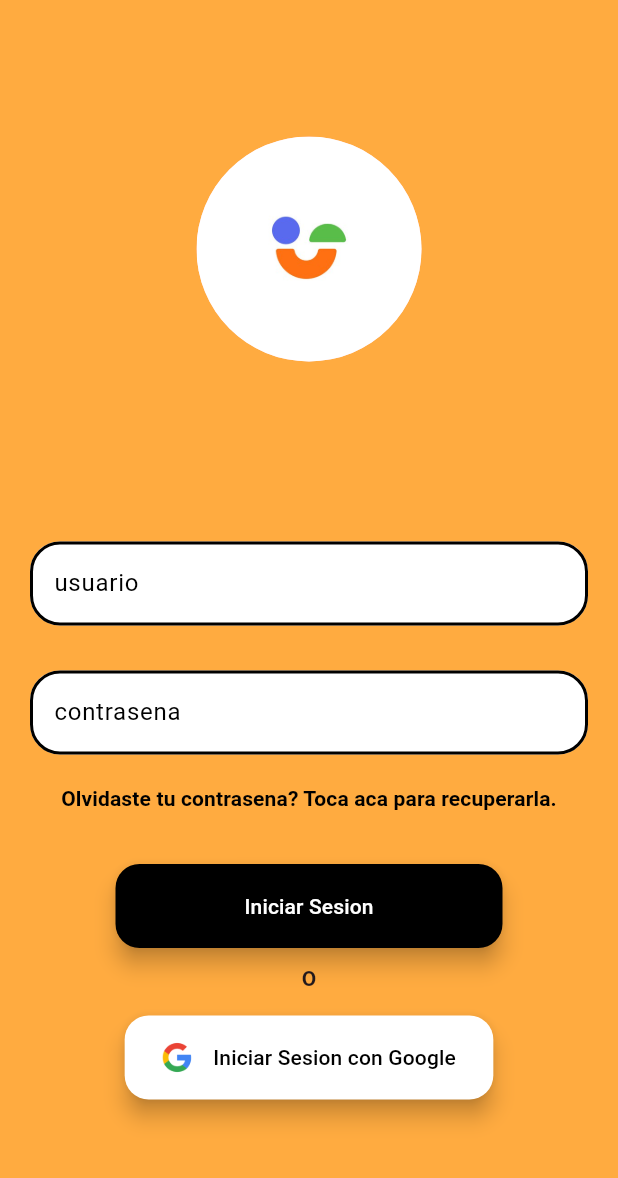
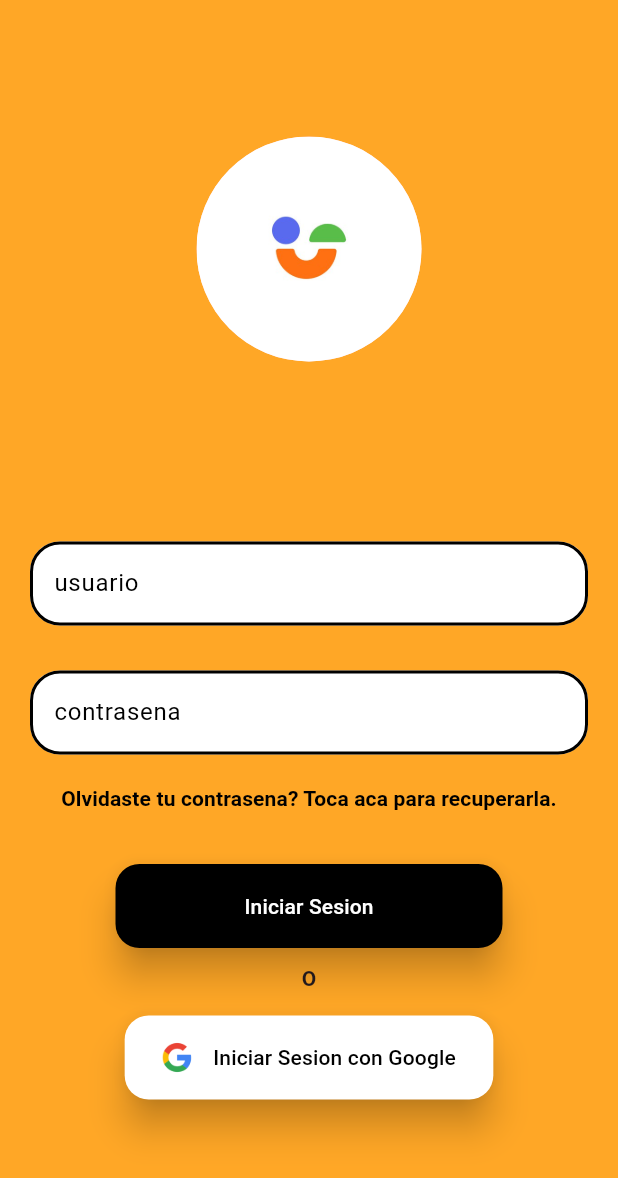
Before and after one commit to hecmorr/handy, a Flutter app: the screen it shows after launch, on a phone screen of 412 x 824 dp. Shown: the top 1178 px of the screen. Run offline on Flutter 3.47's test engine with Material 3 defaults, Android fonts, the phone set to English and light mode, and no system bars; our stand-ins replace bloc, flutter_bloc, go_router, google_fonts; generated files the repository leaves out were written again.

Commit message:
Added background color to theme

```diff
--- a/lib/app/view/login.dart
+++ b/lib/app/view/login.dart
@@ -66,7 +66,7 @@ class Login extends StatelessWidget {
           ),
         ],
       ),
-      backgroundColor: Colors.orangeAccent,
+      backgroundColor: Theme.of(context).scaffoldBackgroundColor,
     );
   }
 }
--- a/lib/config/theme/app_theme.dart
+++ b/lib/config/theme/app_theme.dart
@@ -6,6 +6,7 @@ class AppTheme {
         useMaterial3: true,
         colorSchemeSeed: Colors.black,
         hintColor: Colors.black,
+        scaffoldBackgroundColor: Colors.orange.shade400,
         textTheme: TextTheme(
           titleLarge: GoogleFonts.montserratAlternates(),
           titleMedium: GoogleFonts.montserratAlternates(fontSize: 35),
--- a/lib/widgets/login/fab_google.dart
+++ b/lib/widgets/login/fab_google.dart
@@ -1,12 +1,14 @@
 import 'package:flutter/material.dart';
 
-Widget fabGoogle(
-    {required String assetString,
-    required String labelText,
-    required Color backgroundColor,
-    required Color textColor,
-    required BuildContext context}) {
+Widget fabGoogle({
+  required String assetString,
+  required String labelText,
+  required Color backgroundColor,
+  required Color textColor,
+  required BuildContext context,
+}) {
   return FloatingActionButton.extended(
+    elevation: 10,
     backgroundColor: backgroundColor,
     onPressed: () => {},
     label: Row(
--- a/lib/widgets/login/fab_login.dart
+++ b/lib/widgets/login/fab_login.dart
@@ -8,6 +8,7 @@ Widget fabLogin({
   required BuildContext context,
 }) {
   return FloatingActionButton.extended(
+    elevation: 10,
     heroTag: 1,
     backgroundColor: backgroundColor,
     onPressed: () => context.go('/home'),
```
